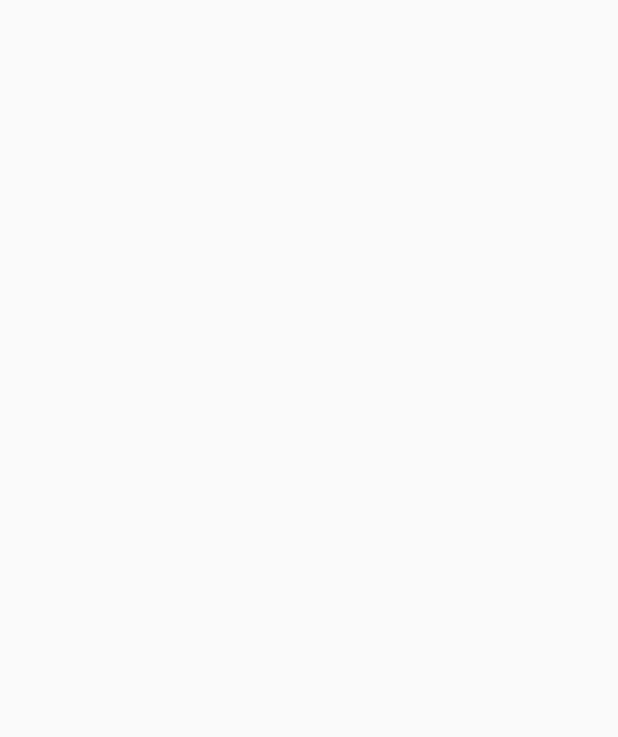
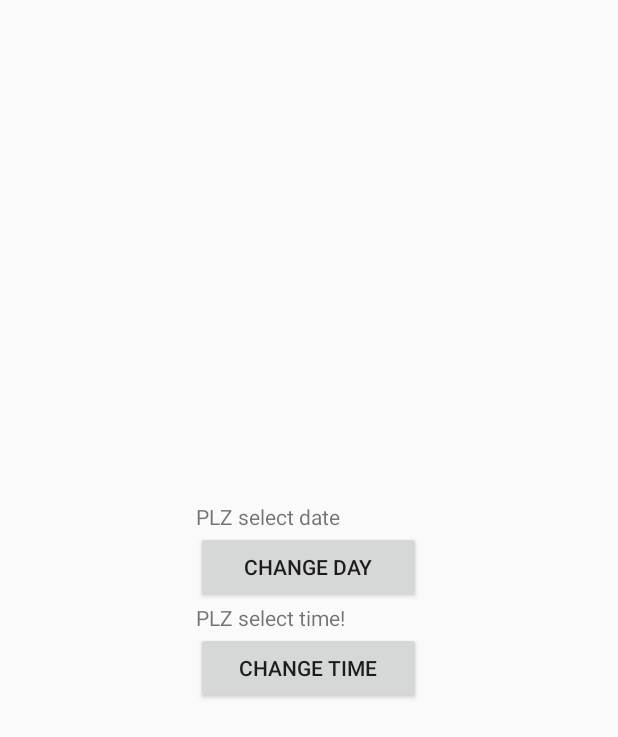
Before and after one commit to TwilightNight/AndroidLesson3_Widget, an Android app: the DateTimePickerActivity screen opened directly, with no data from a screen before it, on a phone screen of 412 x 824 dp. Before the commit the part shown is empty. Shown: the top 737 px of the screen. Run offline under Robolectric (Android 15) with nearby library versions, the phone set to English and light mode, and no system bars; our stand-ins replace ButterKnife.

Commit message:
Finish DateTimePickerActivity

```diff
--- a/app/src/main/java/com/example/shana/androidlesson3_widget/DateTimePickerActivity.java
+++ b/app/src/main/java/com/example/shana/androidlesson3_widget/DateTimePickerActivity.java
@@ -1,9 +1,55 @@
 package com.example.shana.androidlesson3_widget;
 
 import android.app.Activity;
+import android.app.DatePickerDialog;
+import android.app.TimePickerDialog;
+import android.os.Bundle;
+import android.widget.DatePicker;
+import android.widget.TextView;
+import android.widget.TimePicker;
+
+import java.util.Calendar;
+import java.util.GregorianCalendar;
+
+import butterknife.Bind;
+import butterknife.ButterKnife;
+import butterknife.OnClick;
 
 /**
  * Created by shana on 2015/12/10.
  */
 public class DateTimePickerActivity extends Activity {
+    @Bind(R.id.activity_date_time_picker_date_text_view)
+    TextView dayTextView;
+    @Bind(R.id.activity_date_time_picker_time_text_view)
+    TextView timeTextView;
+
+    @OnClick(R.id.activity_date_time_picker_date_button)
+    void onDateButtOnClick(){
+        GregorianCalendar calendar = new GregorianCalendar();
+        new DatePickerDialog(this, new DatePickerDialog.OnDateSetListener() {
+            @Override
+            public void onDateSet(DatePicker view, int year, int monthOfYear, int dayOfMonth) {
+                dayTextView.setText(year + "/" + monthOfYear + "/" + dayOfMonth);
+            }
+        }, calendar.get(Calendar.YEAR), calendar.get(Calendar.MONTH), calendar.get(Calendar.DAY_OF_MONTH)).show();
+    }
+
+    @OnClick(R.id.activity_date_time_picker_time_button)
+    void onTimeButtonOnClick() {
+        GregorianCalendar calendar = new GregorianCalendar();
+        new TimePickerDialog(this, new TimePickerDialog.OnTimeSetListener() {
+            @Override
+            public void onTimeSet(TimePicker view, int hourOfDay, int minute) {
+                timeTextView.setText(hourOfDay % 12 + ":" + minute + " " + (hourOfDay > 12 ? "PM" : "AM"));
+            }
+        }, calendar.get(Calendar.HOUR), calendar.get(Calendar.MINUTE), false).show();
+    }
+
+    @Override
+    protected void onCreate(Bundle savedInstanceState) {
+        super.onCreate(savedInstanceState);
+        setContentView(R.layout.activity_date_time_picker);
+        ButterKnife.bind(this);
+    }
 }
--- /dev/null
+++ b/app/src/main/res/layout/activity_date_time_picker.xml
@@ -0,0 +1,32 @@
+<?xml version="1.0" encoding="utf-8"?>
+<RelativeLayout xmlns:android="http://schemas.android.com/apk/res/android"
+    android:layout_width="match_parent"
+    android:layout_height="match_parent">
+    <TextView
+        android:id="@+id/activity_date_time_picker_time_text_view"
+        android:layout_width="150dp"
+        android:layout_height="wrap_content"
+        android:layout_centerInParent="true"
+        android:text="PLZ select time!"/>
+    <Button
+        android:id="@+id/activity_date_time_picker_date_button"
+        android:layout_width="150dp"
+        android:layout_height="wrap_content"
+        android:layout_above="@id/activity_date_time_picker_time_text_view"
+        android:layout_alignLeft="@id/activity_date_time_picker_time_text_view"
+        android:text="Change day"/>
+    <TextView
+        android:id="@+id/activity_date_time_picker_date_text_view"
+        android:layout_width="150dp"
+        android:layout_height="wrap_content"
+        android:layout_above="@id/activity_date_time_picker_date_button"
+        android:layout_alignLeft="@id/activity_date_time_picker_time_text_view"
+        android:text="PLZ select date"/>
+    <Button
+        android:id="@+id/activity_date_time_picker_time_button"
+        android:layout_width="150dp"
+        android:layout_height="wrap_content"
+        android:layout_below="@id/activity_date_time_picker_time_text_view"
+        android:layout_alignLeft="@id/activity_date_time_picker_time_text_view"
+        android:text="Change time"/>
+</RelativeLayout>
```
Also changed, not shown: 1 other file.
